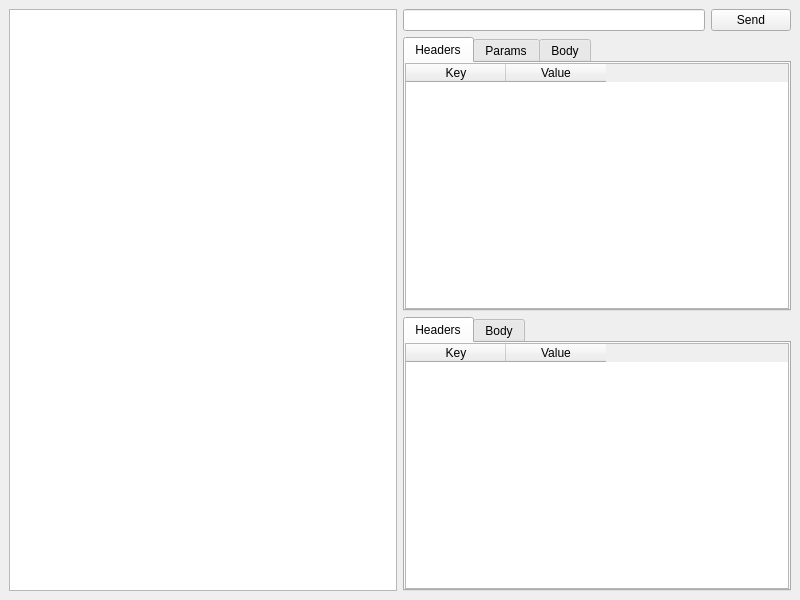
First picture: the form in mainwindow.ui, repository jesusha123/comet, before the edit.
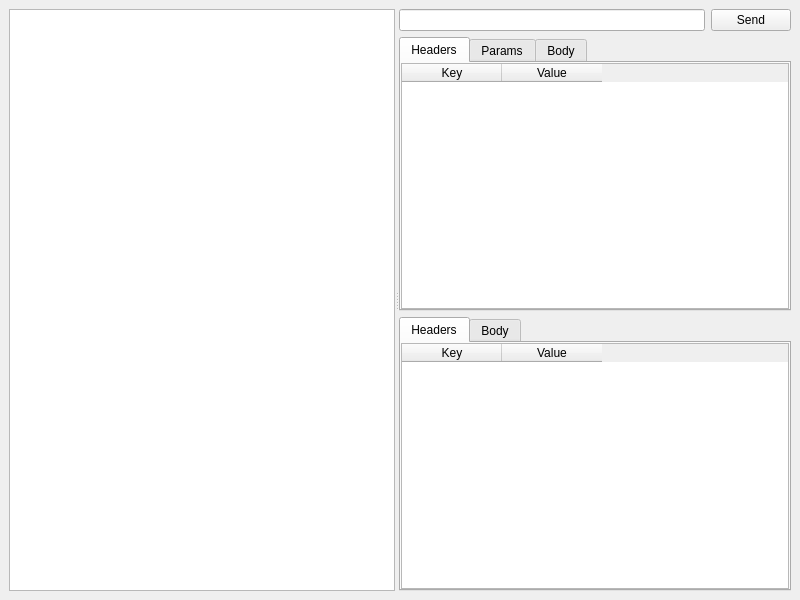
Second picture: the form after the edit.

Commit message: Add splitter to top level window

```diff
--- a/mainwindow.ui
+++ b/mainwindow.ui
@@ -14,8 +14,15 @@
    <string>Comet</string>
   </property>
   <widget class="QWidget" name="centralwidget">
-   <layout class="QHBoxLayout" name="horizontalLayout_2">
-    <item>
+   <layout class="QGridLayout" name="gridLayout">
+    <item row="0" column="0">
+     <widget class="QSplitter" name="splitter">
+      <property name="orientation">
+       <enum>Qt::Horizontal</enum>
+      </property>
+      <property name="childrenCollapsible">
+       <bool>false</bool>
+      </property>
      <widget class="QListWidget" name="requestListWidget">
       <property name="sizePolicy">
        <sizepolicy hsizetype="MinimumExpanding" vsizetype="Expanding">
@@ -24,8 +31,7 @@
        </sizepolicy>
       </property>
      </widget>
-    </item>
-    <item>
+      <widget class="QWidget" name="">
      <layout class="QVBoxLayout" name="verticalLayout">
       <item>
        <layout class="QHBoxLayout" name="horizontalLayout">
@@ -116,6 +122,8 @@
        </widget>
       </item>
      </layout>
+      </widget>
+     </widget>
     </item>
    </layout>
   </widget>
```
Lines whose indentation alone changed are shown as unchanged. The commit also changes 1 other file.
